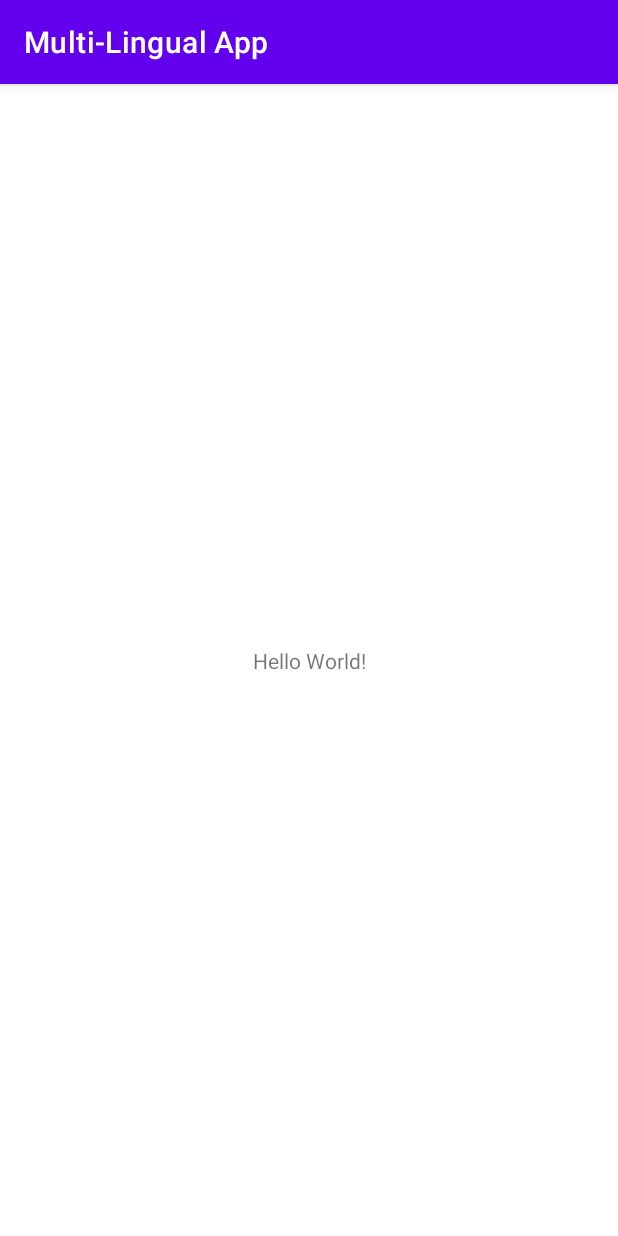
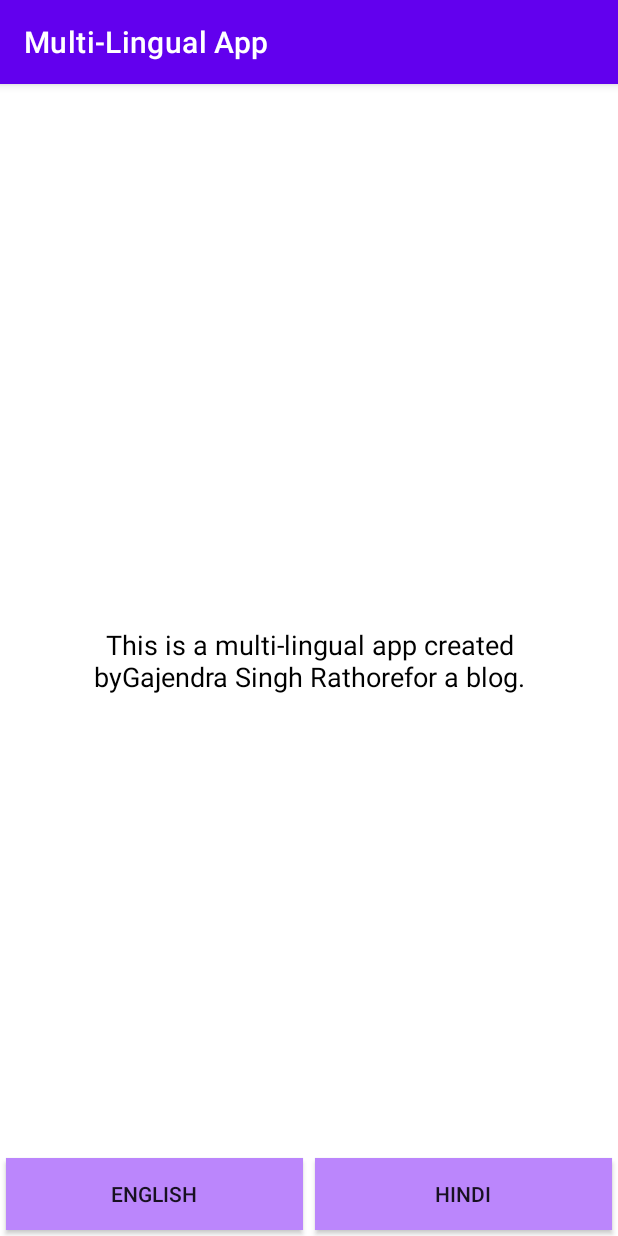
Before and after one commit to gsrathoreniks/Multi-Lingual-App, an Android app: the screen it shows after launch (MainActivity), on a phone screen of 412 x 824 dp. Run offline under Robolectric (Android 15) with nearby library versions, the phone set to English and light mode, and no system bars.

Commit message:
ui updated + strings.xml updated

```diff
--- a/app/src/main/res/layout/activity_main.xml
+++ b/app/src/main/res/layout/activity_main.xml
@@ -7,12 +7,41 @@
     tools:context=".MainActivity">
 
     <TextView
+        android:id="@+id/textView"
+        android:text="@string/text"
         android:layout_width="wrap_content"
         android:layout_height="wrap_content"
-        android:text="Hello World!"
+        android:maxWidth="300dp"
+        android:textAlignment="center"
+        android:textColor="@color/black"
+        android:textSize="18sp"
         app:layout_constraintBottom_toBottomOf="parent"
         app:layout_constraintLeft_toLeftOf="parent"
         app:layout_constraintRight_toRightOf="parent"
-        app:layout_constraintTop_toTopOf="parent" />
+        app:layout_constraintTop_toTopOf="parent"
+        android:gravity="center_horizontal" />
+
+    <androidx.appcompat.widget.AppCompatButton
+        android:id="@+id/btnEnglish"
+        android:layout_width="0dp"
+        android:layout_height="wrap_content"
+        android:text="@string/english"
+        android:background="@color/purple_200"
+        android:layout_margin="4dp"
+        app:layout_constraintStart_toStartOf="parent"
+        app:layout_constraintEnd_toStartOf="@+id/btnHindi"
+        app:layout_constraintBottom_toBottomOf="parent"/>
+
+    <androidx.appcompat.widget.AppCompatButton
+        android:id="@+id/btnHindi"
+        android:layout_width="0dp"
+        android:layout_height="wrap_content"
+        android:background="@color/purple_200"
+        android:text="@string/hindi"
+        android:layout_margin="4dp"
+        app:layout_constraintEnd_toEndOf="parent"
+        app:layout_constraintStart_toEndOf="@+id/btnEnglish"
+        app:layout_constraintBottom_toBottomOf="parent"/>
+
 
 </androidx.constraintlayout.widget.ConstraintLayout>
--- a/app/src/main/res/values/strings.xml
+++ b/app/src/main/res/values/strings.xml
@@ -1,3 +1,6 @@
 <resources>
     <string name="app_name">Multi-Lingual App</string>
+    <string name="english">English</string>
+    <string name="hindi">Hindi</string>
+    <string name="text">This is a multi-lingual app created by<br></br>Gajendra Singh Rathore<br></br>for a blog.</string>
 </resources>
```
